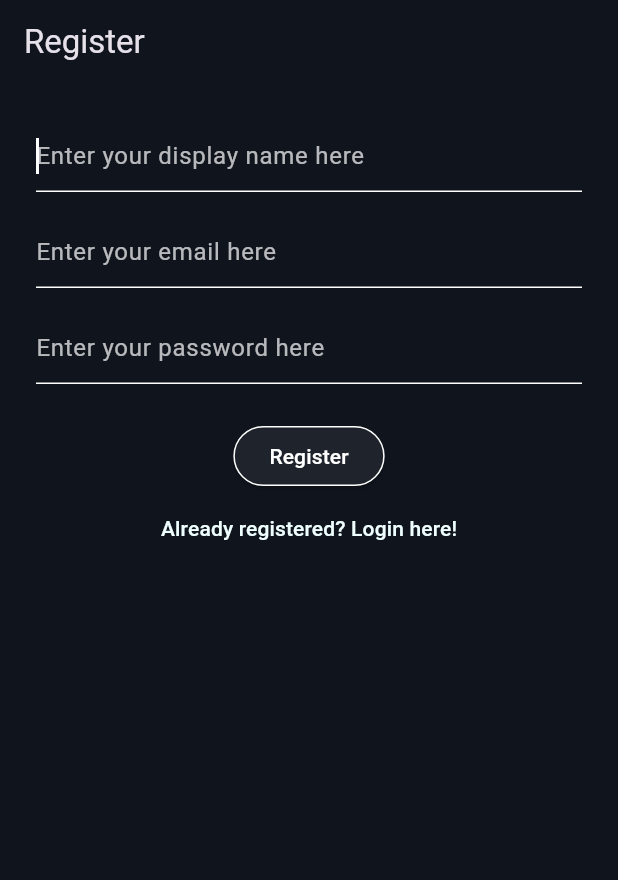
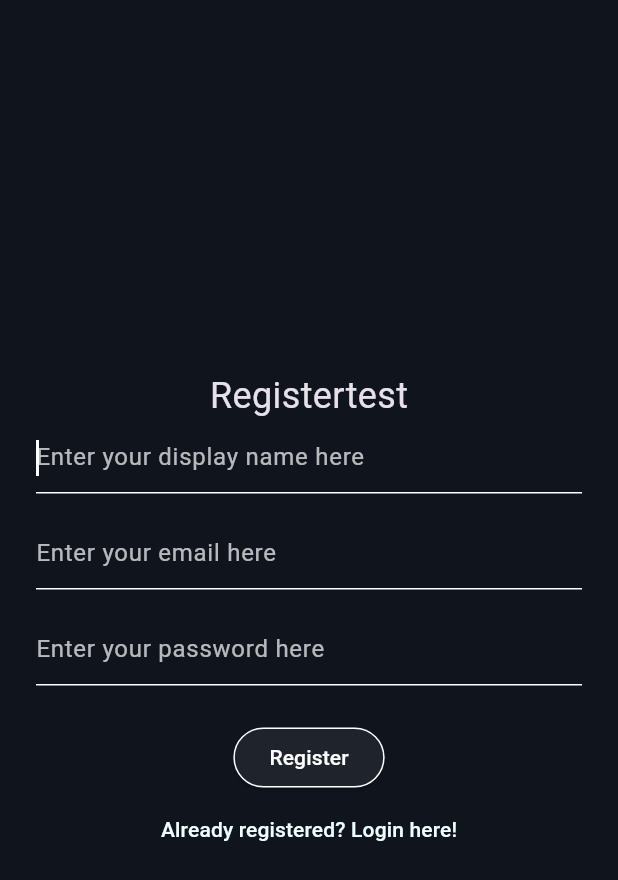
Before and after one commit to jhdavey/pdapps, a Flutter app: the screen it shows after launch, after a tap on "Register", on a phone screen of 412 x 824 dp. Shown: the top 880 px of the screen. Run offline on Flutter 3.47's test engine with Material 3 defaults, Android fonts, the light colour scheme and no system bars; our stand-ins replace bloc, equatable, flutter_bloc, image_picker, shared_preferences; network calls fail.

Commit message:
edit profile view fixes

```diff
--- a/lib/main.dart
+++ b/lib/main.dart
@@ -101,6 +101,7 @@ class MyApp extends StatelessWidget {
           debugShowCheckedModeBanner: false,
           home: const AppNavigator(),
           routes: {
+            '/login': (context) => const LoginView(),
             '/build-view': (context) {
               final args = ModalRoute.of(context)!.settings.arguments
                   as Map<String, dynamic>?;
--- a/lib/services/api/auth/bloc/auth_bloc.dart
+++ b/lib/services/api/auth/bloc/auth_bloc.dart
@@ -6,7 +6,8 @@ import 'package:pd/services/api/auth/bloc/auth_state.dart';
 class AuthBloc extends Bloc<AuthEvent, AuthState> {
   final ApiAuthService authService;
 
-  AuthBloc(this.authService) : super(const AuthStateUninitialized(isLoading: true)) {
+  AuthBloc(this.authService)
+      : super(const AuthStateUninitialized(isLoading: true)) {
     // Handle register navigation
     on<AuthEventShouldRegister>((event, emit) {
       emit(const AuthStateRegistering(
--- a/lib/views/auth/login_view.dart
+++ b/lib/views/auth/login_view.dart
@@ -37,16 +37,23 @@ class _LoginViewState extends State<LoginView> {
   @override
   Widget build(BuildContext context) {
     return Scaffold(
-      appBar: AppBar(title: const Text('Login')),
-      body: Padding(
-        padding: const EdgeInsets.all(16.0),
+      body: Center(
+        child: Padding(
+          padding: const EdgeInsets.all(24.0),
+          child: IntrinsicHeight(
             child: Column(
+              mainAxisSize: MainAxisSize.min,
               children: [
+                Text(
+                  'Login',
+                  style: TextStyle(fontSize: 24),
+                ),
                 TextField(
                   controller: _emailController,
                   decoration: const InputDecoration(labelText: 'Email'),
                   keyboardType: TextInputType.emailAddress,
                 ),
+                const SizedBox(height: 12),
                 TextField(
                   controller: _passwordController,
                   decoration: const InputDecoration(labelText: 'Password'),
@@ -59,13 +66,17 @@ class _LoginViewState extends State<LoginView> {
                 ),
                 TextButton(
                   onPressed: () {
-                context.read<AuthBloc>().add(const AuthEventShouldRegister());
+                    context
+                        .read<AuthBloc>()
+                        .add(const AuthEventShouldRegister());
                   },
                   child: const Text('Register'),
                 ),
               ],
             ),
           ),
+        ),
+      ),
     );
   }
 }
--- a/lib/views/auth/register_view.dart
+++ b/lib/views/auth/register_view.dart
@@ -58,14 +58,16 @@ class _RegisterViewState extends State<RegisterView> {
         }
       },
       child: Scaffold(
-        appBar: AppBar(
-          title: const Text('Register'),
-        ),
-        body: Padding(
+        body: Center(
+          child: Padding(
             padding: const EdgeInsets.all(24.0),
             child: SingleChildScrollView(
               child: Column(
                 children: [
+                  Text(
+                  'Registertest',
+                  style: TextStyle(fontSize: 24),
+                ),
                   TextField(
                     controller: _displayName,
                     enableSuggestions: false,
@@ -135,6 +137,7 @@ class _RegisterViewState extends State<RegisterView> {
             ),
           ),
         ),
+      ),
     );
   }
 }
--- a/lib/views/edit_profile_view.dart
+++ b/lib/views/edit_profile_view.dart
@@ -3,7 +3,7 @@
 import 'dart:io';
 import 'package:flutter/material.dart';
 import 'package:image_picker/image_picker.dart';
-import 'package:pd/services/api/update_profile_conrtoller.dart';
+import 'package:pd/services/api/update_profile_controller.dart';
 import 'package:pd/utilities/dialogs/delete_dialog.dart';
 
 class EditProfileView extends StatefulWidget {
@@ -88,7 +88,7 @@ class _EditProfileViewState extends State<EditProfileView> {
       _isSubmitting = true;
     });
 
-    final success = await deleteProfile(context: context);
+    final success = await deleteProfile(context);
 
     if (success) {
       Navigator.of(context).pushNamedAndRemoveUntil('/login', (route) => false);
@@ -130,7 +130,7 @@ class _EditProfileViewState extends State<EditProfileView> {
                               widget.user['profile_image'].isNotEmpty
                           ? NetworkImage(widget.user['profile_image'])
                               as ImageProvider
-                          : const AssetImage('assets/images/profile_placeholder.png')),
+                          : AssetImage('assets/images/profile_placeholder.png')),
                   child: _profileImage == null
                       ? const Icon(Icons.camera_alt, color: Colors.white70)
                       : null,
--- a/lib/widgets/builds/build_note_section.dart
+++ b/lib/widgets/builds/build_note_section.dart
@@ -26,7 +26,6 @@ class BuildNotesSection extends StatelessWidget {
       child: Column(
         crossAxisAlignment: CrossAxisAlignment.start,
         children: [
-          // Header Row
           Row(
             mainAxisAlignment: MainAxisAlignment.spaceBetween,
             children: [
@@ -51,8 +50,6 @@ class BuildNotesSection extends StatelessWidget {
             ],
           ),
           const SizedBox(height: 10),
-
-          // Display Message if No Notes Exist
           if (notes.isEmpty)
             const Text(
               'No build notes have been added yet.',
```
Also changed, not shown: lib/services/api/auth/auth_provider.dart (+9 -6 lines), lib/services/api/auth/auth_service.dart (+15 -3 lines), lib/services/api/update_profile_controller.dart (renamed from lib/services/api/update_profile_conrtoller.dart, +6 -1 lines). Lines whose indentation alone changed are shown as unchanged.
